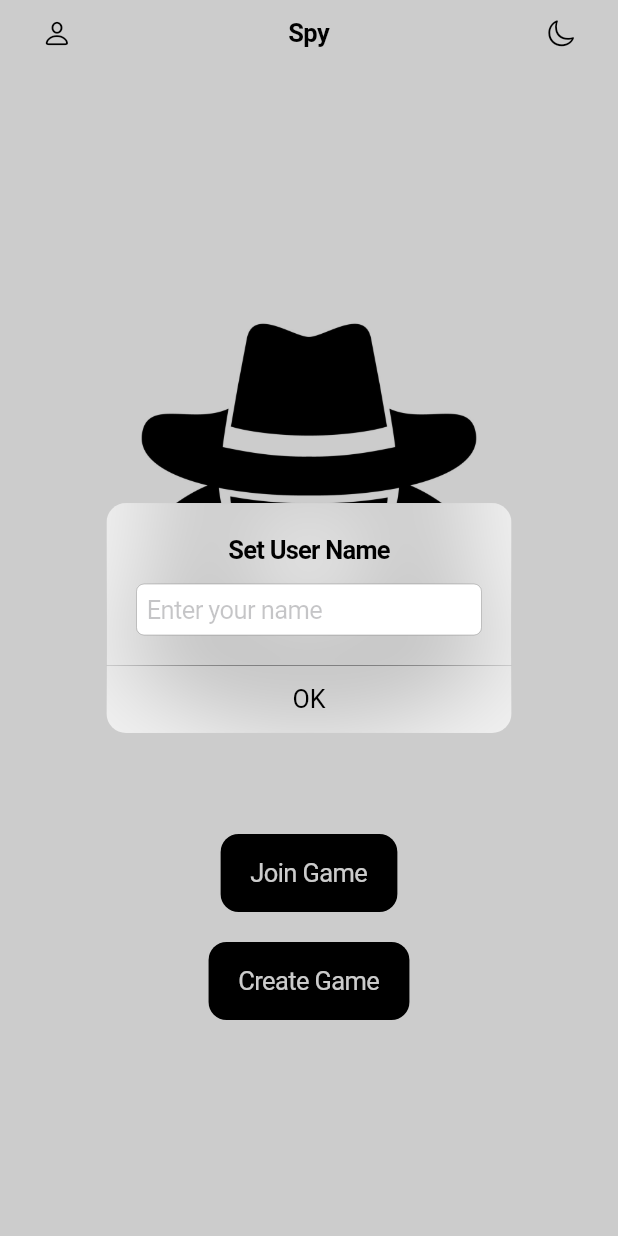
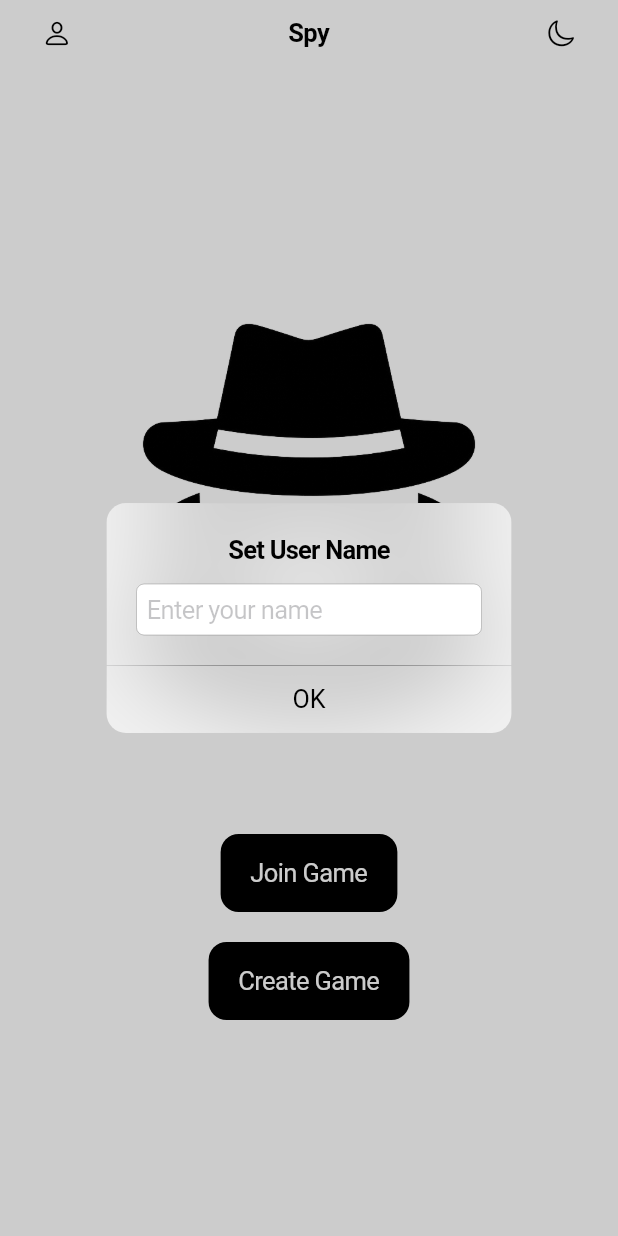
Before and after one commit to kevin6shah/spy-flutter, a Flutter app: the screen it shows after launch, on a phone screen of 412 x 824 dp. Run offline on Flutter 3.47's test engine with Material 3 defaults, Android fonts, the phone set to English and light mode, and no system bars; our stand-ins replace cloud_firestore, firebase_core, shared_preferences; accounts and stored records are empty.

Commit message:
Working code

```diff
--- a/lib/game_view.dart
+++ b/lib/game_view.dart
@@ -223,7 +223,8 @@ class _GameViewState extends State<GameView> {
                               mainAxisAlignment: MainAxisAlignment.center,
                               children: [
                                 Image.asset(
-                                  'assets/logos/spy_dark.png',
+                                  'assets/logos/spy.png',
+                                  color: CupertinoColors.white,
                                   width: 200,
                                 ),
                                 Text(
--- a/lib/main.dart
+++ b/lib/main.dart
@@ -292,9 +292,11 @@
                 mainAxisAlignment: MainAxisAlignment.center,
                 children: <Widget>[
                   Image.asset(
-                    isLight()
-                        ? 'assets/logos/spy.jpg'
-                        : 'assets/logos/spy_dark.png',
+                    'assets/logos/spy.png',
+                    color:
+                        isLight()
+                            ? CupertinoColors.black
+                            : CupertinoColors.white,
                   ),
                   CupertinoButton.filled(
                     child: Text(
```
Also changed, not shown: lib/game_lobby.dart (+19 -6 lines), assets/logos/spy.jpg (deleted), assets/logos/spy.png (added), assets/logos/spy_dark.png (deleted).
